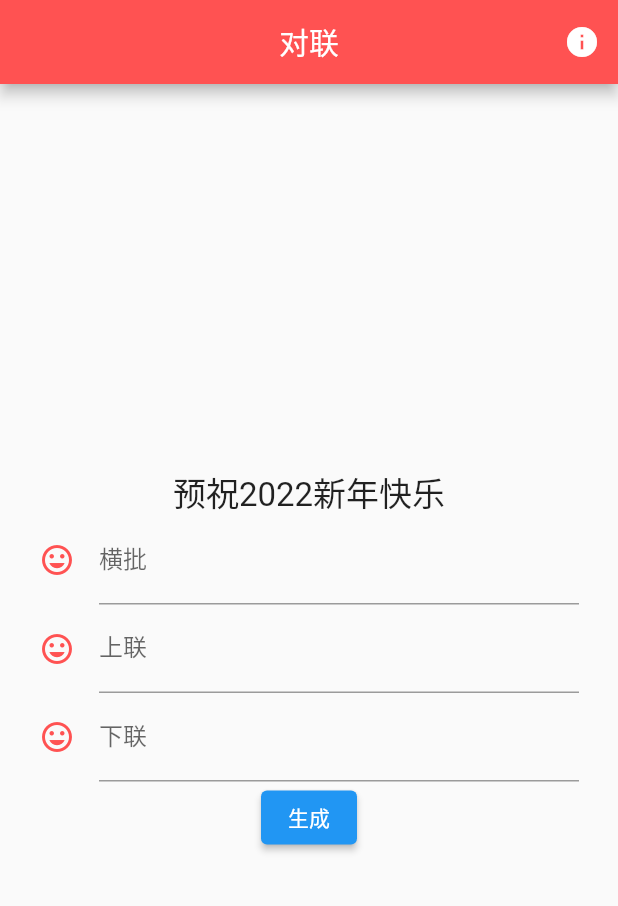
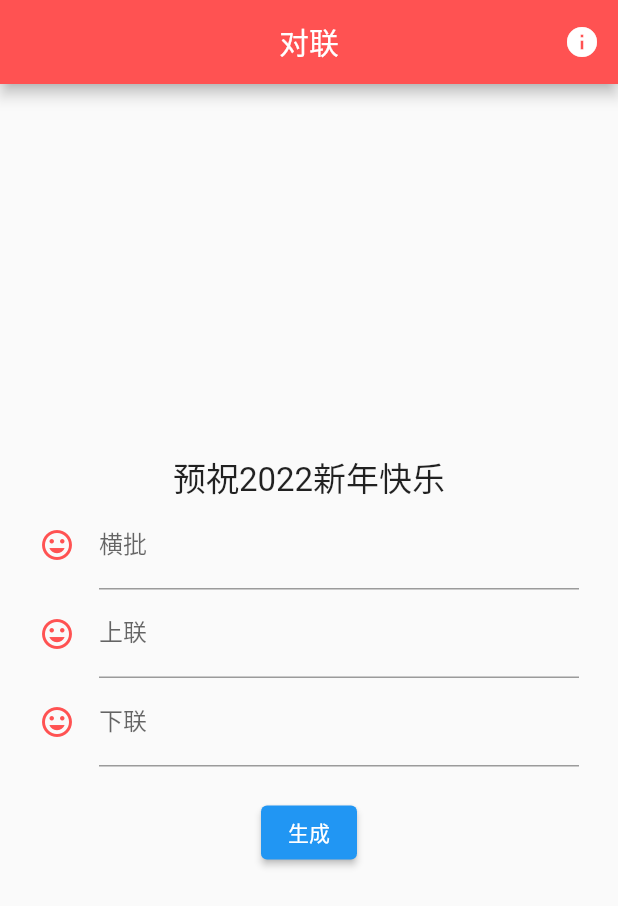
Before and after one commit to iHe1u0/happy_new_year, a Flutter app: the screen it shows after launch, on a phone screen of 412 x 824 dp. Shown: the top 906 px of the screen. Run offline on Flutter 3.47's test engine with Material 2 defaults, Android fonts, the light colour scheme and no system bars; our stand-ins replace dio, flutter_linkify, permission_handler; missing offline and left inert: flutter_toastr.

Commit message:
add padding

```diff
--- a/lib/main.dart
+++ b/lib/main.dart
@@ -112,6 +112,9 @@ class _IndexPageState extends State<IndexPage> {
                 ),
               ),
             ),
+            const SizedBox(
+              height: 20,
+            ),
             ElevatedButton(
               child: const Text("生成"),
               onPressed: () => downloadFile(
```
